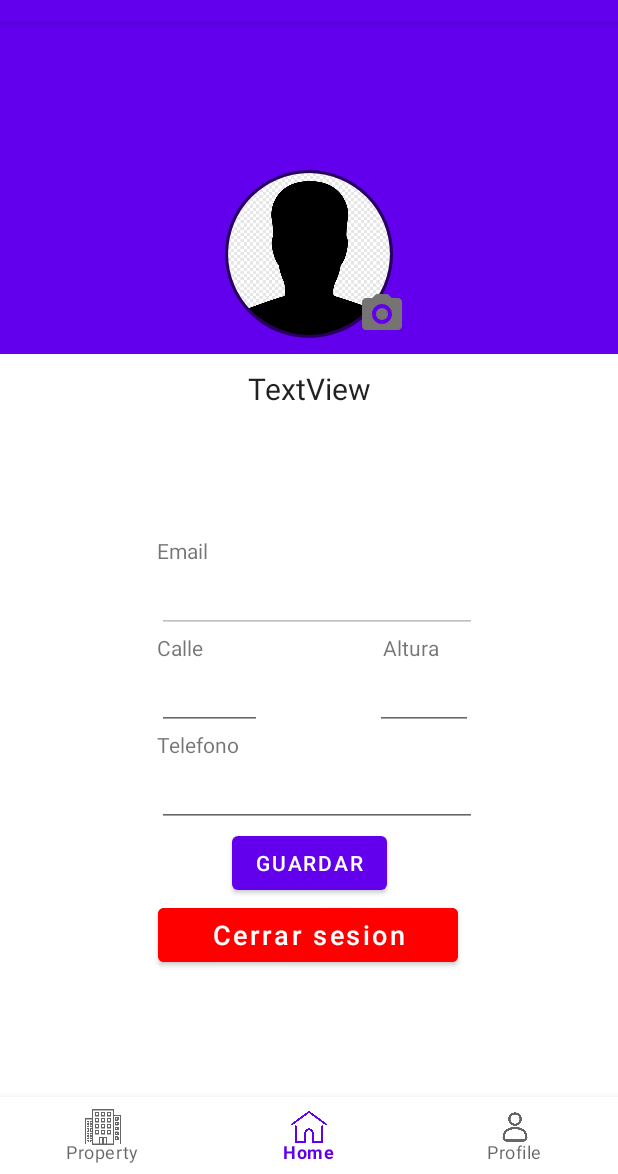
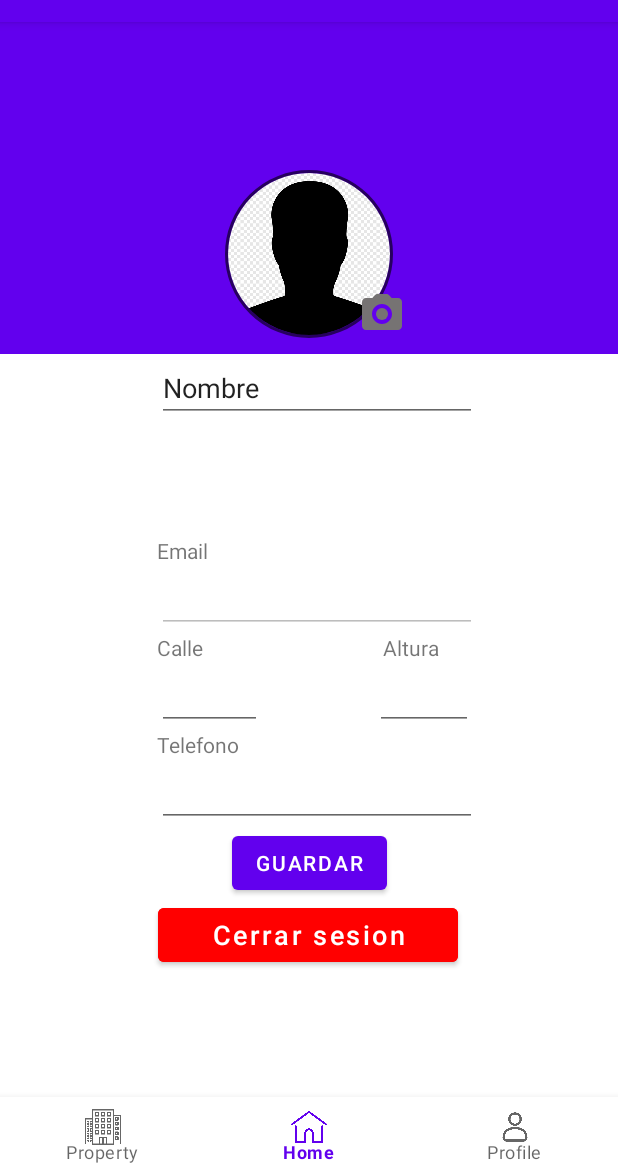
Before and after one commit to Julidf/CasaYa, an Android app: the UserProfileFragment screen opened through its navigation route, on a phone screen of 412 x 824 dp, the part 62-1236 px from its top. Run offline under Robolectric (Android 15) with nearby library versions, the phone set to English and light mode, and no system bars; our stand-ins replace CircleImageView, Firebase (no records; nobody signed in at launch, a user with empty details on screens opened directly), navigation-ui, sdp/ssp sizes; libraries missing offline, so code that uses them is left out: gun0912.tedimagepicker.builder.

Commit message:
userProfileFinish

```diff
--- a/app/src/main/java/com/example/casaya/fragments/UserProfileFragment.kt
+++ b/app/src/main/java/com/example/casaya/fragments/UserProfileFragment.kt
@@ -113,7 +113,8 @@ class UserProfileFragment : Fragment() {
             val newPhone = userPhone.text.toString()
             val newStreet = userStreet.text.toString()
             val newHeight = userHeight.text.toString()
-            if (newPhone.isEmpty() || newStreet.isEmpty() ||  newHeight.isEmpty()){
+            val newName   = userName.text.toString()
+            if (newPhone.isEmpty() || newStreet.isEmpty() ||  newHeight.isEmpty() || newName.isEmpty()){
                 customToast.show(
                     "Los datos no pueden estar vacios",
                     R.drawable.ic_toast_inf
@@ -121,6 +122,7 @@ class UserProfileFragment : Fragment() {
             }else{
                 userViewModel.setUserPhone(newPhone)
                 userViewModel.setUserDireccion(newStreet, newHeight.toInt())
+                userViewModel.setUserName(newName)
                 customToast.show(
                     "Datos actualizados correctamente",
                     R.drawable.ic_toast_inf
--- a/app/src/main/res/layout/fragment_user_profile.xml
+++ b/app/src/main/res/layout/fragment_user_profile.xml
@@ -81,18 +81,6 @@
             android:inputType="number"
             app:layout_constraintStart_toStartOf="@+id/guideline2"
             app:layout_constraintTop_toBottomOf="@+id/textView3" />
-
-        <TextView
-            android:id="@+id/userNameTextView"
-            android:layout_width="wrap_content"
-            android:layout_height="wrap_content"
-            android:layout_margin="20dp"
-            android:text="TextView"
-            android:textAppearance="@style/TextAppearance.AppCompat.Large"
-            android:textSize="20sp"
-            app:layout_constraintEnd_toEndOf="parent"
-            app:layout_constraintStart_toStartOf="parent"
-            app:layout_constraintTop_toBottomOf="@+id/circleImageView" />
 
         <de.hdodenhof.circleimageview.CircleImageView
             android:id="@+id/circleImageView"
@@ -185,6 +173,16 @@
             app:layout_constraintStart_toStartOf="parent"
             app:layout_constraintTop_toBottomOf="@+id/userPhoneTextView" />
 
+        <EditText
+            android:id="@+id/userNameTextView"
+            android:layout_width="wrap_content"
+            android:layout_height="wrap_content"
+            android:ems="10"
+            android:inputType="text"
+            android:text="Nombre"
+            app:layout_constraintStart_toStartOf="@+id/guideline2"
+            app:layout_constraintTop_toBottomOf="@+id/viewHeaderBackground" />
+
     </androidx.constraintlayout.widget.ConstraintLayout>
 
 </ScrollView>
```
Also changed, not shown: app/src/main/java/com/example/casaya/repositories/UserRepository.kt (+22 -0 lines), app/src/main/java/com/example/casaya/viewmodels/UserProfileViewModel.kt (+9 -0 lines).
